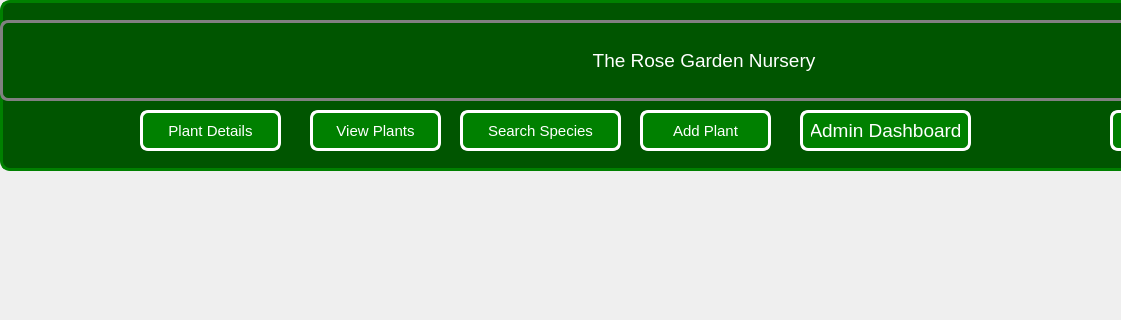
Before: the Qt Designer form secdialog.ui in Rabsoninnora/RoseGardenPlantCareSystem, drawn with Qt 5; both pictures show x 0 to 1121 and y 0 to 320 of the 1407 by 800 pixel window.
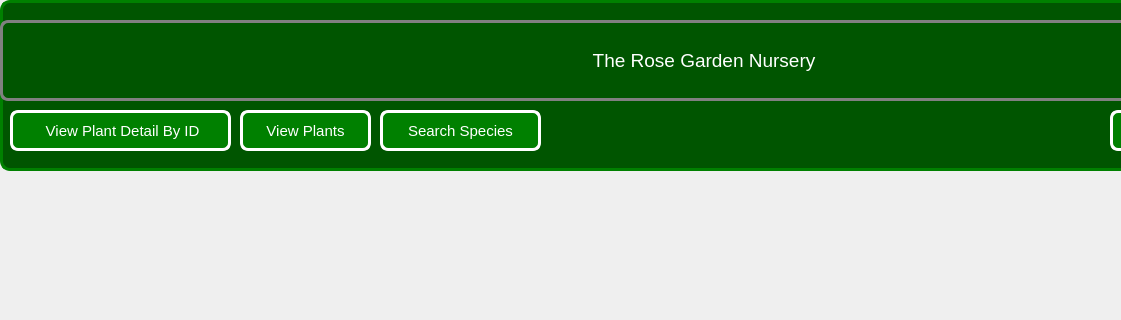
After: the same form once the commit is applied. Icons and pictures are not drawn.

```diff
--- a/secdialog.ui
+++ b/secdialog.ui
@@ -56,50 +56,10 @@
   <property name="modal">
    <bool>false</bool>
   </property>
-  <widget class="QPushButton" name="AddPlant">
-   <property name="geometry">
-    <rect>
-     <x>640</x>
-     <y>110</y>
-     <width>131</width>
-     <height>41</height>
-    </rect>
-   </property>
-   <property name="font">
-    <font>
-     <family>Ubuntu</family>
-     <pointsize>11</pointsize>
-     <italic>false</italic>
-     <fontweight>Medium</fontweight>
-    </font>
-   </property>
-   <property name="styleSheet">
-    <string notr="true">  
-QPushButton {
-  border:3px solid rgb(255, 255, 255);
-  border-radius: 8px;
-  padding: 0 8px;
-  background: green;
-  font: 500 11pt &quot;Ubuntu&quot;;
- color: rgb(255, 255, 255)
-
-}
-</string>
-   </property>
-   <property name="text">
-    <string>Add Plant</string>
-   </property>
-   <property name="autoDefault">
-    <bool>false</bool>
-   </property>
-   <property name="flat">
-    <bool>true</bool>
-   </property>
-  </widget>
   <widget class="QPushButton" name="ViewSpecies">
    <property name="geometry">
     <rect>
-     <x>460</x>
+     <x>380</x>
      <y>110</y>
      <width>161</width>
      <height>41</height>
@@ -137,40 +97,10 @@
     <bool>true</bool>
    </property>
   </widget>
-  <widget class="QPushButton" name="AdminPanel">
-   <property name="geometry">
-    <rect>
-     <x>800</x>
-     <y>110</y>
-     <width>171</width>
-     <height>41</height>
-    </rect>
-   </property>
-   <property name="styleSheet">
-    <string notr="true"> QPushButton {
-  border:3px solid rgb(255, 255, 255);
-  border-radius: 8px;
-  padding: 0 8px;
-  background: green;
-  font: 500 11pt &quot;Ubuntu&quot;;
- color: rgb(255, 255, 255)
-
-}</string>
-   </property>
-   <property name="text">
-    <string>Admin Dashboard</string>
-   </property>
-   <property name="autoDefault">
-    <bool>false</bool>
-   </property>
-   <property name="flat">
-    <bool>true</bool>
-   </property>
-  </widget>
   <widget class="QPushButton" name="ViewPlants">
    <property name="geometry">
     <rect>
-     <x>310</x>
+     <x>240</x>
      <y>110</y>
      <width>131</width>
      <height>41</height>
@@ -300,9 +230,9 @@
   <widget class="QPushButton" name="btn_Plant_Detail">
    <property name="geometry">
     <rect>
-     <x>140</x>
+     <x>10</x>
      <y>110</y>
-     <width>141</width>
+     <width>221</width>
      <height>41</height>
     </rect>
    </property>
@@ -328,7 +258,7 @@
 </string>
    </property>
    <property name="text">
-    <string>Plant Details</string>
+    <string> View Plant Detail By ID</string>
    </property>
    <property name="autoDefault">
     <bool>false</bool>
```
Left out of the diff: 6 changed lines with no effect on the pictures.
